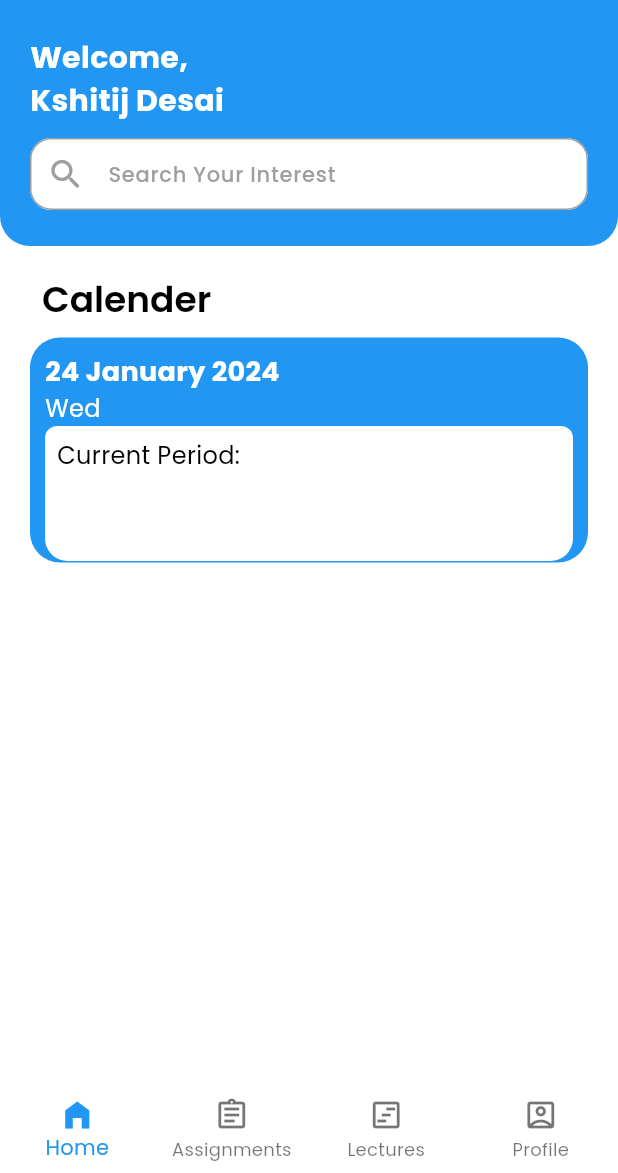
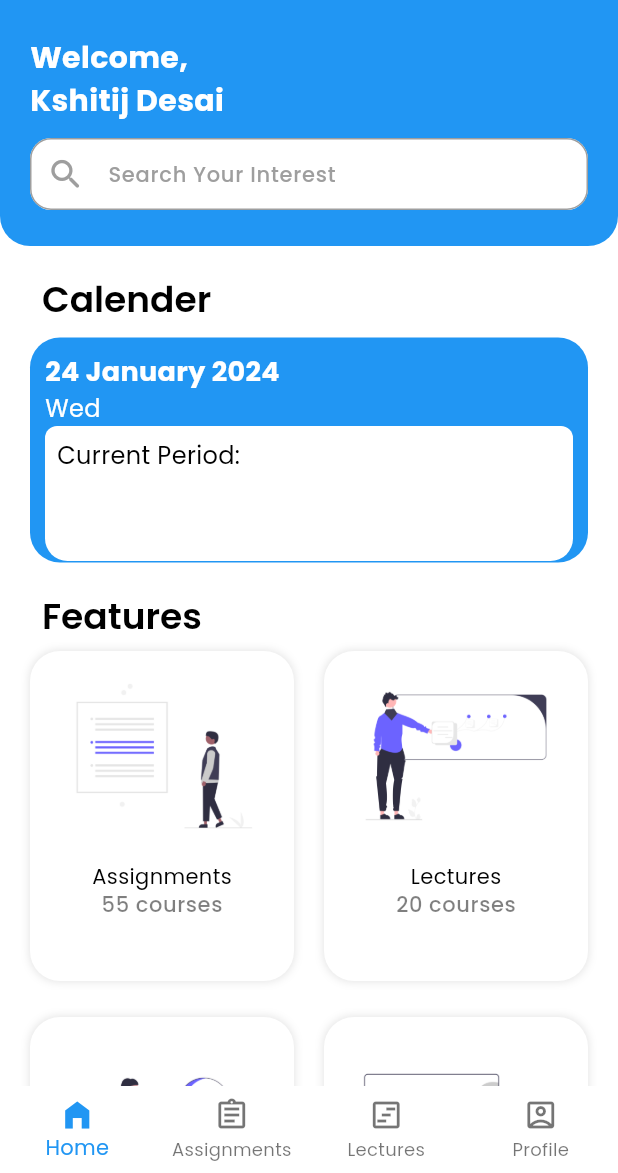
Before and after one commit to KGD2417/FYProject, a Flutter app: the screen it shows once a user with an empty profile is signed in, on a phone screen of 412 x 824 dp, the part 63-1236 px from its top. Run offline on Flutter 3.47's test engine with Material 3 defaults, Android fonts, the phone set to English and light mode, and no system bars; our stand-ins replace cloud_firestore, firebase_auth, firebase_core, google_fonts, iconsax, pinput; accounts and stored records are empty.

Commit message:
HomePage Update Commit

```diff
--- /dev/null
+++ b/lib/screens/assign_screen.dart
@@ -0,0 +1,27 @@
+import 'package:flutter/material.dart';
+import 'package:flutter/services.dart';
+
+class AssignmentScreen extends StatefulWidget {
+  const AssignmentScreen({super.key});
+
+  @override
+  State<AssignmentScreen> createState() => _AssignmentScreenState();
+}
+
+class _AssignmentScreenState extends State<AssignmentScreen> {
+  @override
+  Widget build(BuildContext context) {
+    return const AnnotatedRegion<SystemUiOverlayStyle>(
+      value: SystemUiOverlayStyle.light,
+      child: Scaffold(
+        body: SingleChildScrollView(
+          child: Column(
+            children: [
+              Text("Assignments",style: TextStyle(fontSize: 50),),
+            ],
+          ),
+        ),
+      ),
+    );
+  }
+}
--- a/lib/screens/base_screen.dart
+++ b/lib/screens/base_screen.dart
@@ -1,6 +1,8 @@
 import 'package:flutter/material.dart';
 import 'package:iconsax/iconsax.dart';
+import 'package:vidyaniketan_app/screens/assign_screen.dart';
 import 'package:vidyaniketan_app/screens/home.dart';
+import 'package:vidyaniketan_app/screens/lecture_screen.dart';
 
 import '../widgets/drawer.dart';
 
@@ -16,8 +18,8 @@ class _BaseScreenState extends State<BaseScreen> {
 
   static const List<Widget> _widgetOptions = <Widget>[
     HomeScreen(),
-    HomeScreen(),
-    HomeScreen(),
+    AssignmentScreen(),
+    LectureScreen(),
     HomeScreen(),
   ];
   @override
--- a/lib/screens/home.dart
+++ b/lib/screens/home.dart
@@ -9,6 +9,8 @@ import 'package:vidyaniketan_app/screens/login.dart';
 import 'package:vidyaniketan_app/utils/date.dart' as date_util;
 
 import '../utils/search_text_field.dart';
+import '../widgets/cat_lis.dart';
+import '../widgets/category.dart';
 import '../widgets/drawer.dart';
 
 class HomeScreen extends StatefulWidget {
@@ -24,11 +26,13 @@ class _HomeScreenState extends State<HomeScreen> {
     return const AnnotatedRegion<SystemUiOverlayStyle>(
       value: SystemUiOverlayStyle.light,
       child: Scaffold(
-        body: Column(
+        body: SingleChildScrollView(
+          child: Column(
             children: [
               MyAppBar(),
               Body(),
             ],
+          ),
         ),
       ),
     );
@@ -73,8 +77,7 @@ class _BodyState extends State<Body> {
 
   @override
   Widget build(BuildContext context) {
-    return SingleChildScrollView(
-      child: Column(
+    return Column(
       children: [
         Padding(
           padding: const EdgeInsets.only(top: 20, left: 20, right: 20),
@@ -142,9 +145,43 @@ class _BodyState extends State<Body> {
               ),
             ),
           ),
-          )
+        ),
+        Padding(
+          padding: const EdgeInsets.only(top: 20, left: 20, right: 20),
+          child: Row(
+            mainAxisAlignment: MainAxisAlignment.spaceBetween,
+            children: [
+              Padding(
+                padding: const EdgeInsets.only(left: 8.0,),
+                child: Text(
+                  "Features",
+                  style: Theme.of(context).textTheme.headlineMedium,
+                ),
+              ),
             ],
           ),
+        ),
+        GridView.builder(
+          physics: const ScrollPhysics(),
+          shrinkWrap: true,
+          padding: const EdgeInsets.symmetric(
+            horizontal: 20,
+            vertical: 8,
+          ),
+          gridDelegate: const SliverGridDelegateWithFixedCrossAxisCount(
+            crossAxisCount: 2,
+            childAspectRatio: 0.8,
+            crossAxisSpacing: 20,
+            mainAxisSpacing: 24,
+          ),
+          itemBuilder: (context, index) {
+            return CategoryCard(
+              category: categoryList[index],
+            );
+          },
+          itemCount: categoryList.length,
+        ),
+      ],
     );
   }
 }
--- /dev/null
+++ b/lib/screens/lecture_screen.dart
@@ -0,0 +1,27 @@
+import 'package:flutter/material.dart';
+import 'package:flutter/services.dart';
+
+class LectureScreen extends StatefulWidget {
+  const LectureScreen({super.key});
+
+  @override
+  State<LectureScreen> createState() => _LectureScreenState();
+}
+
+class _LectureScreenState extends State<LectureScreen> {
+  @override
+  Widget build(BuildContext context) {
+    return const AnnotatedRegion<SystemUiOverlayStyle>(
+      value: SystemUiOverlayStyle.light,
+      child: Scaffold(
+        body: SingleChildScrollView(
+          child: Column(
+            children: [
+              Text("Lectures",style: TextStyle(fontSize: 50),),
+            ],
+          ),
+        ),
+      ),
+    );
+  }
+}
--- /dev/null
+++ b/lib/widgets/cat_lis.dart
@@ -0,0 +1,34 @@
+class Category {
+  String thumbnail;
+  String name;
+  int noOfCourses;
+
+  Category({
+    required this.name,
+    required this.noOfCourses,
+    required this.thumbnail,
+  });
+}
+
+List<Category> categoryList = [
+  Category(
+    name: 'Assignments',
+    noOfCourses: 55,
+    thumbnail: 'assets/images/Assignment.png',
+  ),
+  Category(
+    name: 'Lectures',
+    noOfCourses: 20,
+    thumbnail: 'assets/images/lecture.png',
+  ),
+  Category(
+    name: 'Bus Tracking',
+    noOfCourses: 16,
+    thumbnail: 'assets/images/navi.png',
+  ),
+  Category(
+    name: 'Analysis',
+    noOfCourses: 25,
+    thumbnail: 'assets/images/growth.png',
+  ),
+];
--- /dev/null
+++ b/lib/widgets/category.dart
@@ -0,0 +1,52 @@
+import 'package:flutter/material.dart';
+
+import 'cat_lis.dart';
+
+class CategoryCard extends StatelessWidget {
+  final Category category;
+  const CategoryCard({
+    Key? key,
+    required this.category,
+  }) : super(key: key);
+
+  @override
+  Widget build(BuildContext context) {
+    return GestureDetector(
+      onTap: () {},
+      child: Container(
+        padding: const EdgeInsets.all(10),
+        decoration: BoxDecoration(
+          color: Colors.white,
+          borderRadius: BorderRadius.circular(20),
+          boxShadow: [
+            BoxShadow(
+              color: Colors.black.withOpacity(.1),
+              blurRadius: 4.0,
+              spreadRadius: .05,
+            ), //BoxShadow
+          ],
+        ),
+        child: Column(
+          crossAxisAlignment: CrossAxisAlignment.center,
+          children: [
+            Align(
+              alignment: Alignment.topRight,
+              child: Image.asset(
+                category.thumbnail,
+                height: 120,
+              ),
+            ),
+            const SizedBox(
+              height: 10,
+            ),
+            Text(category.name),
+            Text(
+              "${category.noOfCourses.toString()} courses",
+              style: Theme.of(context).textTheme.bodySmall,
+            ),
+          ],
+        ),
+      ),
+    );
+  }
+}
--- a/lib/widgets/drawer.dart
+++ b/lib/widgets/drawer.dart
@@ -10,7 +10,7 @@ class MyDrawer extends StatelessWidget {
   @override
   Widget build(BuildContext context) {
     return Drawer(
-      backgroundColor: Colors.blueAccent,
+      backgroundColor: Colors.blue,
       child: Column(
         children: [
           //Drawer Header
```
Also changed, not shown: lib/screens/login.dart (+4 -4 lines), assets/images/Assignment.png (added), assets/images/growth.png (added), assets/images/lecture.png (added), assets/images/navi.png (added). Lines whose indentation alone changed are shown as unchanged.
